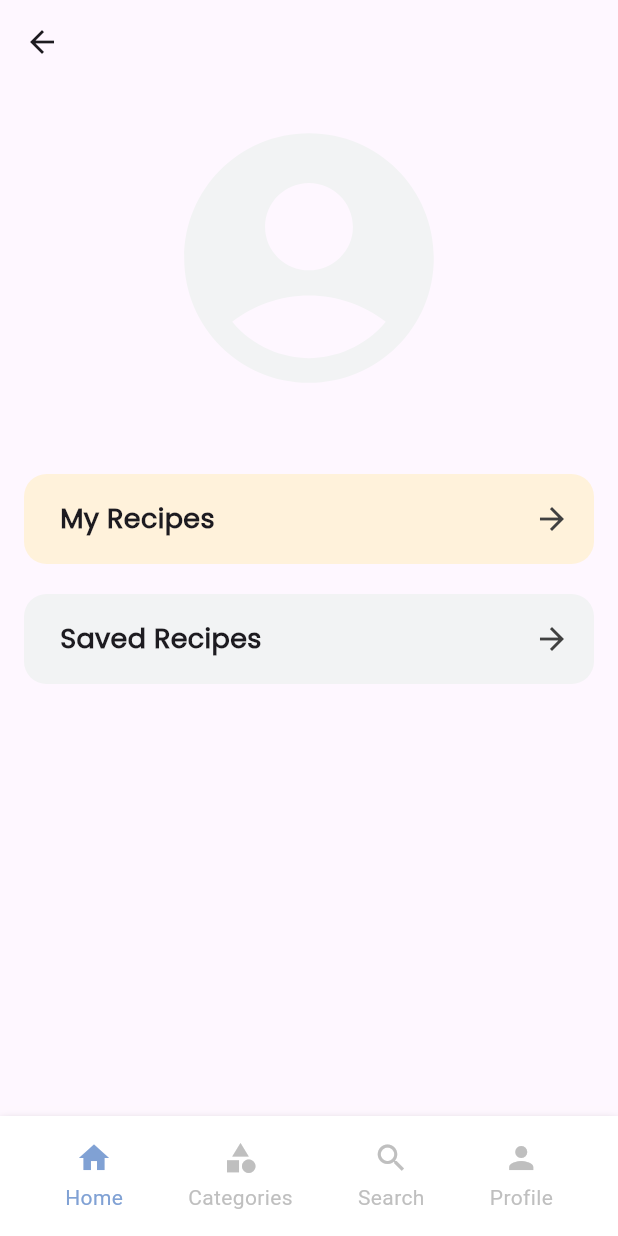
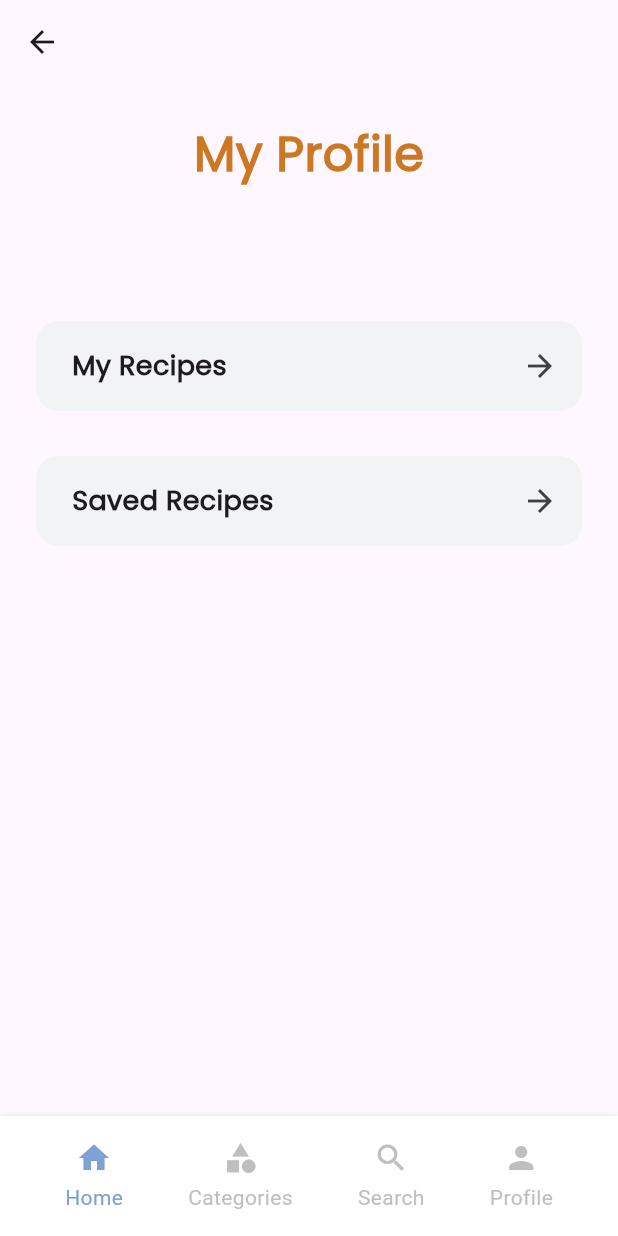
Before and after one commit to MajaR46/TVA, a Flutter app: the UserProfileScreen screen opened directly, on a phone screen of 412 x 824 dp. Run offline on Flutter 3.47's test engine with Material 3 defaults, Android fonts, the phone set to English and light mode, and no system bars; our stand-ins replace dio, firebase_auth, firebase_core, firebase_database, firebase_storage, fluttertoast and 1 more; accounts and stored records are empty.

Commit message:
kinda fixed edit

```diff
--- a/lib/main.dart
+++ b/lib/main.dart
@@ -12,7 +12,6 @@ void main() async {
     );
 
     runApp(const MyApp());
-    Fluttertoast.showToast(msg: "Database connected");
   } catch (error) {
     print("error connection to the database: $error");
   }
--- a/lib/screens/user_profile_screen.dart
+++ b/lib/screens/user_profile_screen.dart
@@ -26,22 +26,23 @@ class UserProfileScreen extends StatelessWidget {
           },
         ),
       ),
-      body: Stack(
+      body: Padding(
+        padding: const EdgeInsets.all(8.0),
+        child: Stack(
           children: [
-          const Positioned(
+            Positioned(
               top: 16,
               left: 0,
               right: 0,
               child: Center(
-              child: Icon(
-                Icons.account_circle_rounded,
-                size: 200,
-                color: AppStyles.antiFlashWhite,
+                child: Text(
+                  'My Profile',
+                  style: AppStyles.heading1.copyWith(color: AppStyles.ochre),
                 ),
               ),
             ),
             Positioned(
-            top: 260,
+              top: 150,
               left: 16,
               right: 16,
               child: GestureDetector(
@@ -58,7 +59,7 @@ class UserProfileScreen extends StatelessWidget {
                       width: double.infinity,
                       height: 60,
                       decoration: ShapeDecoration(
-                      color: AppStyles.antiqueWhite,
+                        color: AppStyles.antiFlashWhite,
                         shape: RoundedRectangleBorder(
                           borderRadius: BorderRadius.circular(15),
                         ),
@@ -67,7 +68,8 @@ class UserProfileScreen extends StatelessWidget {
                     Positioned(
                       left: 24,
                       child: const Text('My Recipes',
-                        textAlign: TextAlign.center, style: AppStyles.heading4),
+                          textAlign: TextAlign.center,
+                          style: AppStyles.heading4),
                     ),
                     Positioned(
                       right: 16,
@@ -86,7 +88,7 @@ class UserProfileScreen extends StatelessWidget {
               ),
             ),
             Positioned(
-            top: 340,
+              top: 240,
               left: 16,
               right: 16,
               child: GestureDetector(
@@ -135,6 +137,7 @@ class UserProfileScreen extends StatelessWidget {
             ),
           ],
         ),
+      ),
       bottomNavigationBar: MenuComponent(),
     );
   }
```
Also changed, not shown: lib/screens/home_screen.dart (+20 -5 lines), lib/screens/recipes/recipe_form_screen.dart (+74 -28 lines). Lines whose indentation alone changed are shown as unchanged.
